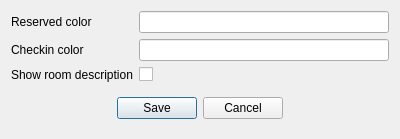
This is Resort/dlgchartcolor.ui in End1-1/Resort as Qt 5 draws it before an edit. The edited form follows.
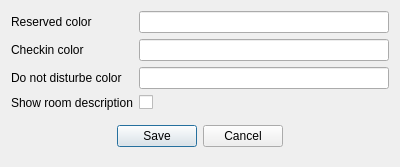
This is the edited form. Custom widgets are drawn as their Qt base class.

The edit to the form file:
```diff
--- a/Resort/dlgchartcolor.ui
+++ b/Resort/dlgchartcolor.ui
@@ -7,13 +7,20 @@
     <x>0</x>
     <y>0</y>
     <width>400</width>
-    <height>134</height>
+    <height>156</height>
    </rect>
   </property>
   <property name="windowTitle">
    <string>Chart color schema</string>
   </property>
   <layout class="QGridLayout" name="gridLayout">
+   <item row="3" column="1">
+    <widget class="QCheckBox" name="chShowRoomDescription">
+     <property name="text">
+      <string/>
+     </property>
+    </widget>
+   </item>
    <item row="0" column="0">
     <widget class="QLabel" name="label">
      <property name="text">
@@ -21,7 +28,14 @@
      </property>
     </widget>
    </item>
-   <item row="4" column="0" colspan="2">
+   <item row="1" column="0">
+    <widget class="QLabel" name="label_2">
+     <property name="text">
+      <string>Checkin color</string>
+     </property>
+    </widget>
+   </item>
+   <item row="5" column="0" colspan="2">
     <widget class="QWidget" name="widget" native="true">
      <layout class="QHBoxLayout" name="horizontalLayout">
       <item>
@@ -70,30 +84,26 @@
    <item row="0" column="1">
     <widget class="EColorLineEdit" name="leReserveColor"/>
    </item>
-   <item row="1" column="0">
-    <widget class="QLabel" name="label_2">
-     <property name="text">
-      <string>Checkin color</string>
-     </property>
-    </widget>
-   </item>
    <item row="1" column="1">
     <widget class="EColorLineEdit" name="leCheckinColor"/>
    </item>
-   <item row="2" column="1">
-    <widget class="QCheckBox" name="chShowRoomDescription">
-     <property name="text">
-      <string/>
-     </property>
-    </widget>
-   </item>
-   <item row="2" column="0">
+   <item row="3" column="0">
     <widget class="QLabel" name="label_3">
      <property name="text">
       <string>Show room description</string>
      </property>
     </widget>
    </item>
+   <item row="2" column="0">
+    <widget class="QLabel" name="label_4">
+     <property name="text">
+      <string>Do not disturbe color</string>
+     </property>
+    </widget>
+   </item>
+   <item row="2" column="1">
+    <widget class="EColorLineEdit" name="leDoNotDisturbeColor"/>
+   </item>
   </layout>
  </widget>
  <customwidgets>
```
Left out of the diff: 8 changed lines with no effect on the pictures.
